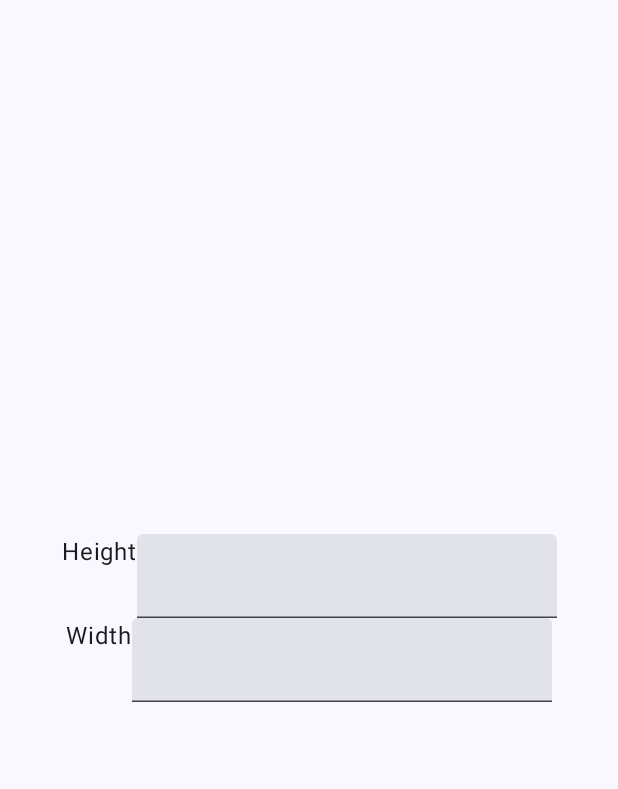
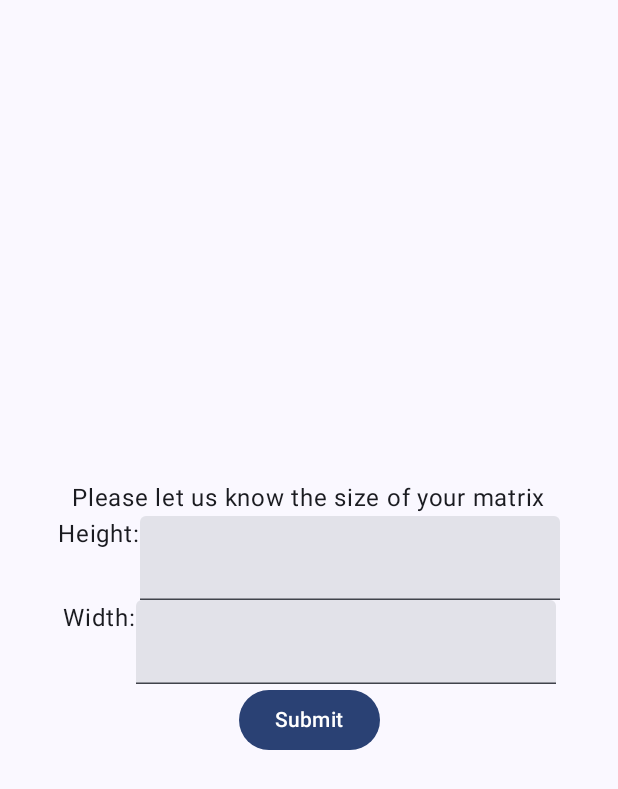
Before and after one commit to jesperancinha/matrix-anywhere-android, an Android app built with Jetpack Compose: the screen it shows after launch (MainActivity), on a phone screen of 412 x 824 dp. Shown: the top 789 px of the screen. Run offline under Robolectric (Android 15) with nearby library versions, the phone set to English and light mode, and no system bars.

Commit message:
Main activity

```diff
--- a/app/app/src/main/java/org/jesperancinha/matrixanywhere/MainActivity.kt
+++ b/app/app/src/main/java/org/jesperancinha/matrixanywhere/MainActivity.kt
@@ -4,13 +4,10 @@ import android.os.Bundle
 import androidx.activity.ComponentActivity
 import androidx.activity.compose.setContent
 import androidx.compose.foundation.layout.Arrangement
-import androidx.compose.foundation.layout.Box
 import androidx.compose.foundation.layout.Column
 import androidx.compose.foundation.layout.Row
 import androidx.compose.foundation.layout.fillMaxSize
-import androidx.compose.foundation.lazy.grid.GridCells
-import androidx.compose.foundation.lazy.grid.GridItemSpan
-import androidx.compose.foundation.lazy.grid.LazyVerticalGrid
+import androidx.compose.material3.Button
 import androidx.compose.material3.ExperimentalMaterial3Api
 import androidx.compose.material3.MaterialTheme
 import androidx.compose.material3.Surface
@@ -24,8 +21,6 @@ import androidx.compose.runtime.setValue
 import androidx.compose.ui.Alignment
 import androidx.compose.ui.Modifier
 import androidx.compose.ui.tooling.preview.Preview
-import androidx.compose.ui.unit.Dp
-import androidx.compose.ui.unit.dp
 import androidx.navigation.NavHostController
 import androidx.navigation.compose.NavHost
 import androidx.navigation.compose.composable
@@ -78,8 +73,9 @@ fun Greeting(name: String, modifier: Modifier = Modifier) {
         horizontalAlignment = Alignment.CenterHorizontally,
         verticalArrangement = Arrangement.Center
     ) {
+        Text(text = "Please let us know the size of your matrix")
         Row {
-            Text(text = "Height")
+            Text(text = "Height:")
             TextField(
                 value = height,
                 onValueChange = { newText ->
@@ -88,13 +84,16 @@ fun Greeting(name: String, modifier: Modifier = Modifier) {
             )
         }
         Row {
-            Text(text = "Width")
+            Text(text = "Width:")
             TextField(
                 value = width,
                 onValueChange = { newText ->
                     width = newText
                 }
             )
+        }
+        Button(onClick = {}) {
+            Text(text = "Submit")
         }
     }
 }
```
